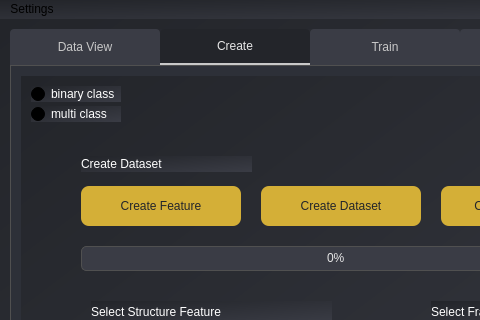
This is AiFileDetector_2024/new.ui in jamemanionda/AiFileDetector_2024 as Qt 5 draws it before an edit; both pictures show x 0 to 480 and y 0 to 320 of the 955 by 737 pixel window. The edited form follows.
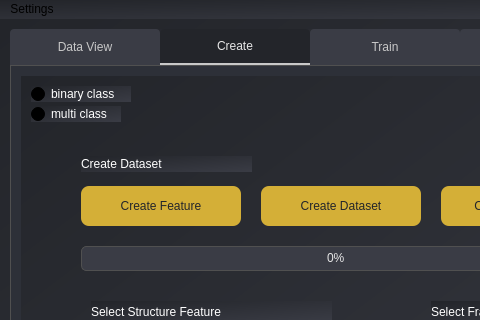
This is the edited form. The open tabs and pages were chosen to show the change.

```diff
--- a/AiFileDetector_2024/new.ui
+++ b/AiFileDetector_2024/new.ui
@@ -439,7 +439,7 @@
        <rect>
         <x>10</x>
         <y>10</y>
-        <width>90</width>
+        <width>100</width>
         <height>16</height>
        </rect>
       </property>
```
Left out of the diff: 4 changed lines with no effect on the pictures.
